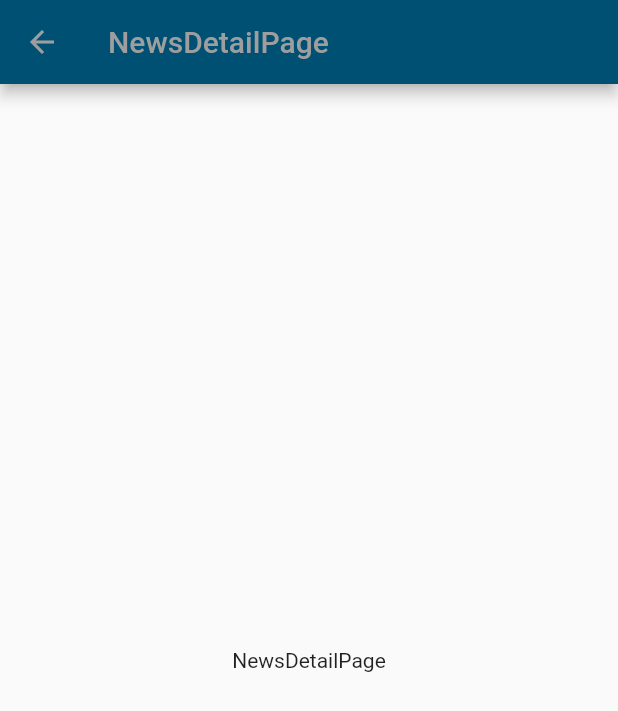
After one commit to osmancadc/asegurate-app, a Flutter app: the NewsDetailPage screen opened by its route, on a phone screen of 412 x 824 dp. The commit adds this screen. Shown: the top 711 px of the screen. Run offline on Flutter 3.47's test engine with Material 2 defaults, Android fonts, the light colour scheme and no system bars; our stand-ins replace file_picker, get, hexcolor; missing offline and left inert: flutter_carousel_slider.

Commit message:
add news page

```diff
--- a/lib/main.dart
+++ b/lib/main.dart
@@ -31,6 +31,7 @@ class _MyAppState extends State<MyApp> {
         GetPage(name: '/settings', page: () => SettingsPage()),
         GetPage(name: '/report', page: () => ReportPage()),
         GetPage(name: '/logout', page: () => LogoutPage()),
+        GetPage(name: '/newsdetail', page: () => NewsDetailPage()),
       ],
       theme: ThemeData(
           primarySwatch: Colors.blue,
--- /dev/null
+++ b/lib/pages/news/news_page_detail.dart
@@ -0,0 +1,16 @@
+import 'package:flutter/material.dart';
+
+class NewsDetailPage extends StatelessWidget {
+  const NewsDetailPage({Key? key}) : super(key: key);
+  @override
+  Widget build(BuildContext context) {
+    return Scaffold(
+      appBar: AppBar(
+        title: Text('NewsDetailPage'),
+      ),
+      body: Center(
+        child: Text('NewsDetailPage'),
+      ),
+    );
+  }
+}
--- a/lib/pages/pages.dart
+++ b/lib/pages/pages.dart
@@ -6,3 +6,5 @@ export 'package:app_asegurate/pages/settings/settings_page.dart';
 export 'package:app_asegurate/pages/news/news_page.dart';
 export 'package:app_asegurate/pages/report/report_page.dart';
 export 'package:app_asegurate/pages/qualify/qualify_page.dart';
+
+export 'package:app_asegurate/pages/news/news_page_detail.dart';
```
Also changed, not shown: lib/pages/news/news_page.dart (+8 -13 lines), lib/pages/news/news_page_controller.dart (+8 -0 lines).
